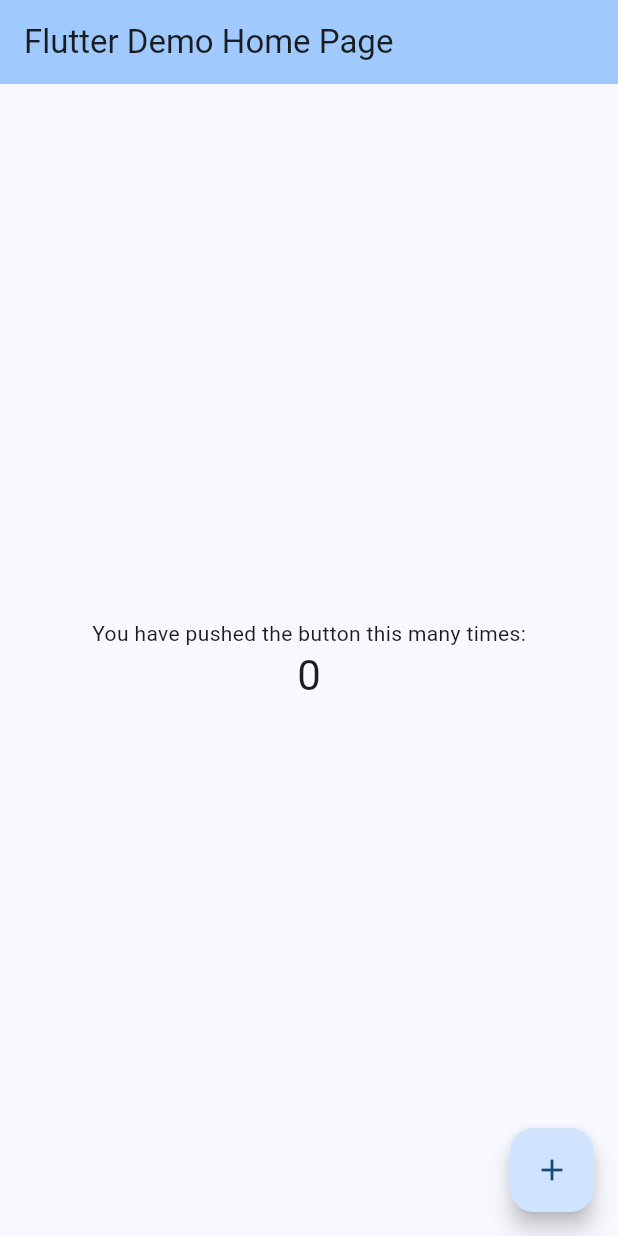
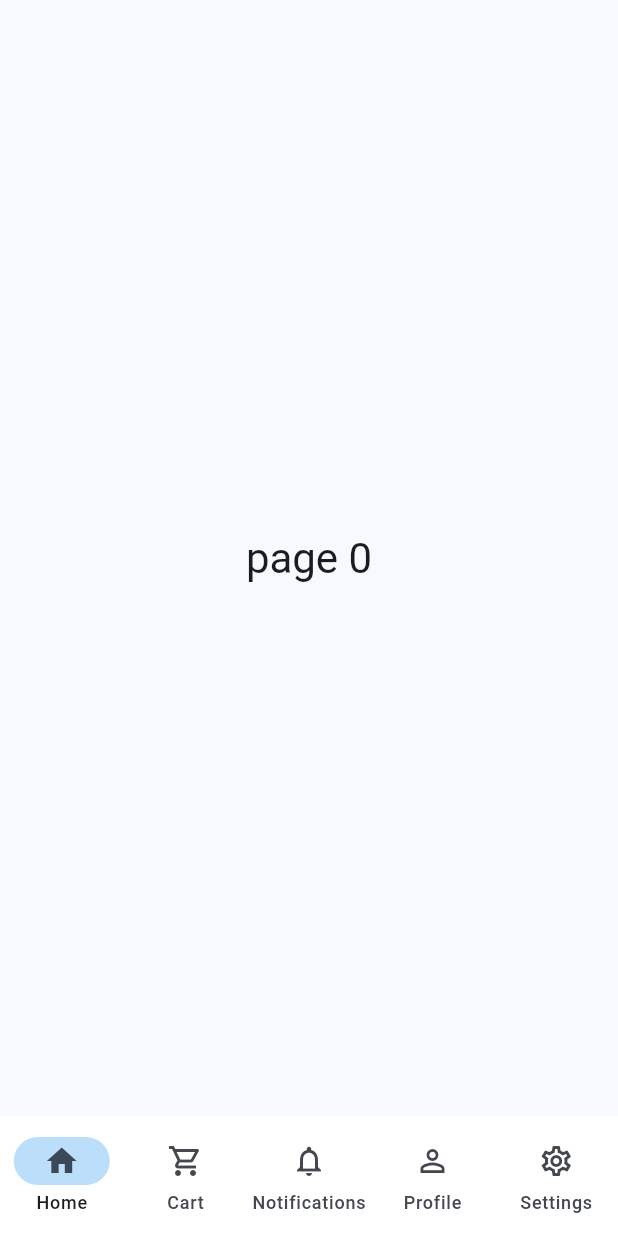
Before and after one commit to Esubale-Endale/flutter_demo, a Flutter app: the screen it shows after launch, on a phone screen of 412 x 824 dp. Run offline on Flutter 3.47's test engine with Material 3 defaults, Android fonts, the phone set to English and light mode, and no system bars.

Commit message:
fix: Update source directory in settings and improve main.dart structure

```diff
--- a/lib/main.dart
+++ b/lib/main.dart
@@ -7,13 +7,14 @@ void main() {
 class MyApp extends StatelessWidget {
   const MyApp({super.key});
 
-  // This widget is the root of your application.
   @override
   Widget build(BuildContext context) {
     return MaterialApp(
       title: 'Flutter Demo',
-      theme: ThemeData(colorScheme: .fromSeed(seedColor: Colors.blue)),
-      home: const MyHomePage(title: 'Flutter Demo Home Page'),
+      theme: ThemeData(
+        colorScheme: ColorScheme.fromSeed(seedColor: Colors.blue),
+      ),
+      home: const MyHomePage(title: 'Flutter Demo'),
     );
   }
 }
@@ -28,37 +29,59 @@ class MyHomePage extends StatefulWidget {
 }
 
 class _MyHomePageState extends State<MyHomePage> {
-  int _counter = 0;
-
-  void _incrementCounter() {
-    setState(() {
-      _counter++;
-    });
-  }
+  int currentIndex = 0;
 
   @override
   Widget build(BuildContext context) {
     return Scaffold(
-      appBar: AppBar(
-        backgroundColor: Theme.of(context).colorScheme.inversePrimary,
-        title: Text(widget.title),
-      ),
+      // appBar: AppBar(
+      //   backgroundColor: Theme.of(context).colorScheme.inversePrimary,
+      //   title: Text(widget.title),
+      // ),
       body: Center(
-        child: Column(
-          mainAxisAlignment: .center,
-          children: [
-            const Text('You have pushed the button this many times:'),
-            Text(
-              '$_counter',
-              style: Theme.of(context).textTheme.headlineMedium,
-            ),
-          ],
+        child: Text(
+          'page $currentIndex',
+          style: Theme.of(context).textTheme.headlineMedium,
         ),
       ),
-      floatingActionButton: FloatingActionButton(
-        onPressed: _incrementCounter,
-        tooltip: 'Increment',
-        child: const Icon(Icons.add),
+      bottomNavigationBar: NavigationBar(
+        backgroundColor: Colors.white,
+        indicatorColor: Colors.blue.shade100,
+        selectedIndex: currentIndex,
+
+        destinations: const [
+          NavigationDestination(
+            icon: Icon(Icons.home_outlined),
+            selectedIcon: Icon(Icons.home),
+            label: 'Home',
+          ),
+          NavigationDestination(
+            icon: Icon(Icons.shopping_cart_outlined),
+            selectedIcon: Icon(Icons.shopping_cart),
+            label: 'Cart',
+          ),
+          NavigationDestination(
+            icon: Icon(Icons.notifications_outlined),
+            selectedIcon: Icon(Icons.notifications),
+            label: 'Notifications',
+          ),
+          NavigationDestination(
+            icon: Icon(Icons.person_outline),
+            selectedIcon: Icon(Icons.person),
+            label: 'Profile',
+          ),
+          NavigationDestination(
+            icon: Icon(Icons.settings_outlined),
+            selectedIcon: Icon(Icons.settings),
+            label: 'Settings',
+          ),
+        ],
+
+        onDestinationSelected: (index) {
+          setState(() {
+            currentIndex = index;
+          });
+        },
       ),
     );
   }
```
